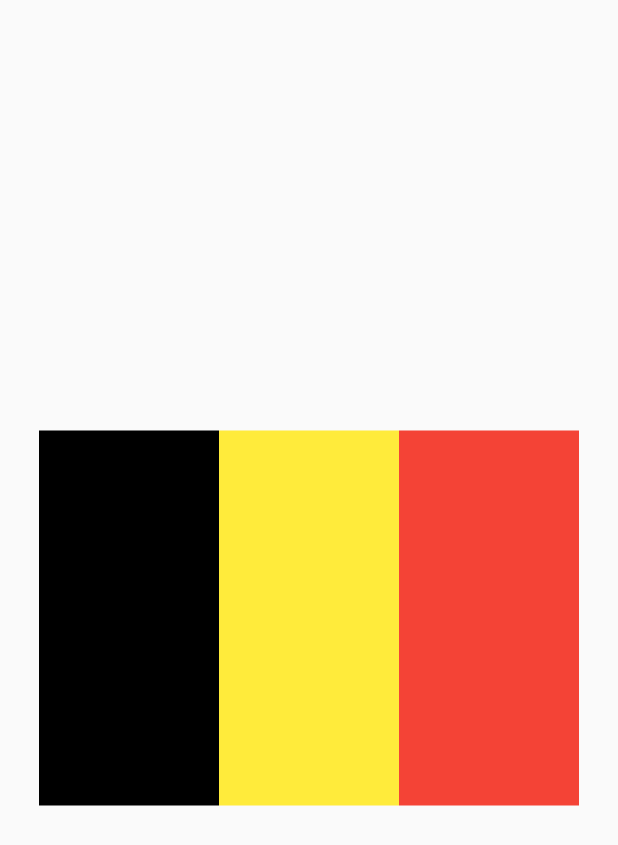
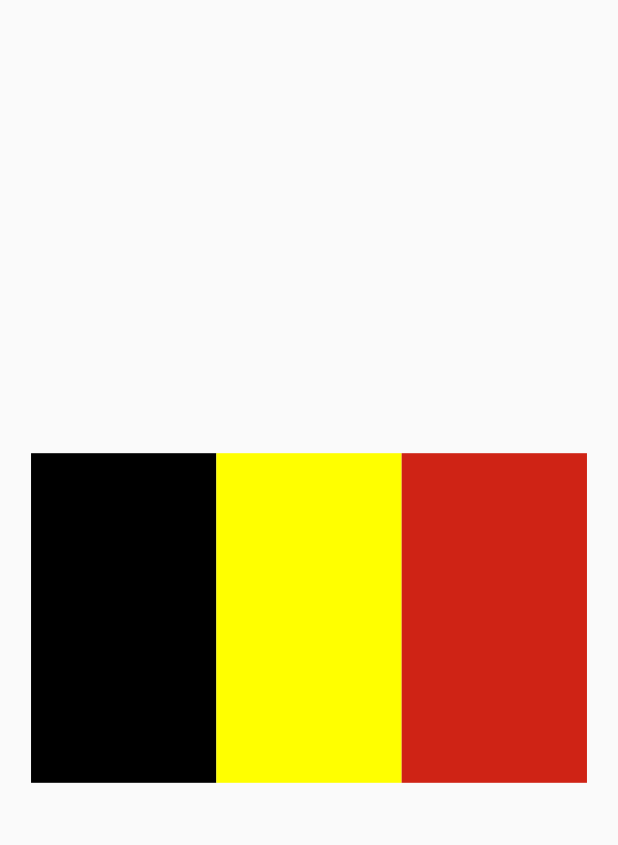
Before and after one commit to matiasfilho81/fe_no_pai, a Flutter app: the screen it shows after launch, on a phone screen of 412 x 824 dp. Shown: the top 845 px of the screen. Run offline on Flutter 3.47's test engine with Material 2 defaults, Android fonts, the phone set to English and light mode, and no system bars.

Commit message:
arquivos utils

```diff
--- a/lib/main.dart
+++ b/lib/main.dart
@@ -1,6 +1,6 @@
 import 'package:flutter/material.dart';
 
-import 'home.dart';
+import 'pages/home.dart';
 // import 'login.dart';
 
 void main() {
@@ -16,7 +16,7 @@ class MyApp extends StatelessWidget {
         primarySwatch: Colors.blue,
         visualDensity: VisualDensity.adaptivePlatformDensity,
       ),
-      home: MyHomePage(title: 'Fé no Pai'), //MyLogin(title: 'Fé no Pai'),
+      home: Home(title: 'Fé no Pai'), //MyLogin(title: 'Fé no Pai'),
     );
   }
 }
--- /dev/null
+++ b/lib/pages/home.dart
@@ -0,0 +1,58 @@
+import 'package:fe_no_pai/utils/common.dart';
+import 'package:fe_no_pai/utils/consts.dart';
+import 'package:flutter/material.dart';
+
+class Home extends StatefulWidget {
+  Home({Key key, this.title}) : super(key: key);
+
+  final String title;
+
+  @override
+  _HomeState createState() => _HomeState();
+}
+
+class _HomeState extends State<Home> {
+  // int _counter = 0;
+
+  // void _incrementCounter() {
+  //   setState(() {
+  //     _counter++;
+  //   });
+  // }
+
+  @override
+  Widget build(BuildContext context) {
+    AppConsts.setWidhtSize(MediaQuery.of(context).size.width);
+    AppConsts.setHeightSize(MediaQuery.of(context).size.height);
+    return Scaffold(
+      body: Column(
+        mainAxisAlignment: MainAxisAlignment.center,
+        children: [
+          // robo(),
+          bandeiraBelgica()
+        ],
+      ),
+    );
+  }
+}
+
+Widget bandeiraBelgica() {
+  return Row(
+    mainAxisAlignment: MainAxisAlignment.center,
+    children: [
+      faixa(cor: AppConsts.blackBasic2),
+      faixa(cor: AppConsts.yellowBasic2),
+      faixa(cor: AppConsts.redBasic2),
+    ],
+  );
+}
+
+Widget faixa({Color cor}) {
+  final double h = setWidth(200.0);
+  final double l = setHeight(100.0);
+  return Container(
+    height: h,
+    width: l,
+    color: cor,
+  );
+}
--- /dev/null
+++ b/lib/utils/consts.dart
@@ -0,0 +1,64 @@
+import 'dart:ui';
+
+import 'package:flutter/material.dart';
+
+import 'common.dart';
+
+class AppConsts {
+  static double heightSize;
+  static double widthSize;
+
+  static double heightPercentage;
+  static double widthPercentage;
+
+  static const double xdHeightSize = 667.0;
+  static const double xdWidhtSize = 375.0;
+
+  static void setHeightSize(double size) {
+    heightSize = size;
+    heightPercentage = heightSize / xdHeightSize;
+  }
+
+  static void setWidhtSize(double size) {
+    widthSize = size;
+    widthPercentage = widthSize / xdWidhtSize;
+  }
+
+  static double radiusBotton = 50;
+
+  // Back Ground Colors
+
+  static Color backgroundColor = const Color(0xff484848);
+  static Color appbarBackgroundColor = const Color(0xff484848);
+
+  // Cores primárias
+
+  static Color redBasic2 = const Color(0xffcf2315);
+  static Color yellowBasic2 = const Color(0xffffff00);
+  static Color greenBasic = const Color(0xff00ff00);
+  static Color blackBasic2 = const Color(0xff000000);
+
+  // Cores básicas do APP
+
+  static Color borderColor = Colors.black26;
+
+  // ON/OFF
+  static Color onColor = const Color(0xff7b6cf6);
+  static Color offColor = const Color(0xff484848);
+  static Color onBottom = const Color(0xffffffdd);
+  static Color offBottom = const Color(0xffffdddd);
+  static Color onText = const Color(0xffffffff);
+  static Color offText = const Color(0xffffffdd);
+
+  static double fontSize08 = setWidth(8.0);
+  static double fontSize09 = setWidth(9.0);
+  static double fontSize10 = setWidth(10.0);
+
+  static TextStyle styleTitle = TextStyle(
+    color: AppConsts.blackBasic2,
+    fontWeight: FontWeight.w600,
+    fontSize: AppConsts.fontSize10,
+  );
+
+  static double topHeight = 10.0;
+}
```
Also changed, not shown: lib/home.dart (deleted, +0 -134 lines), lib/utils/common.dart (added, +65 -0 lines), lib/pages/login.dart (renamed from lib/login.dart).
